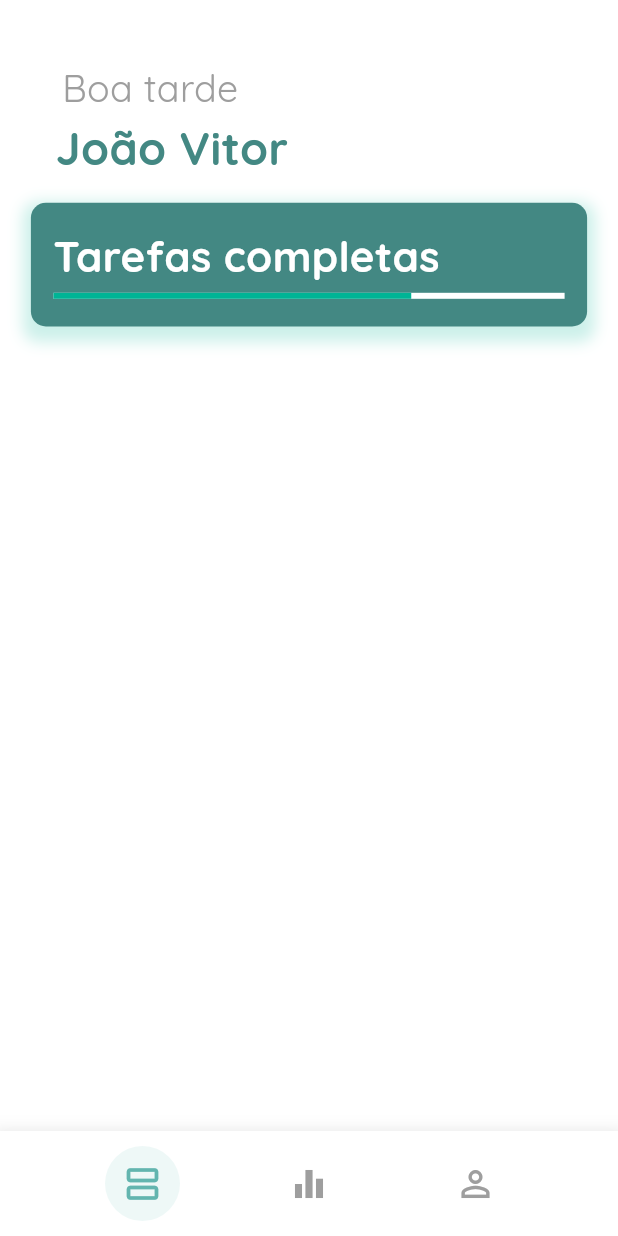
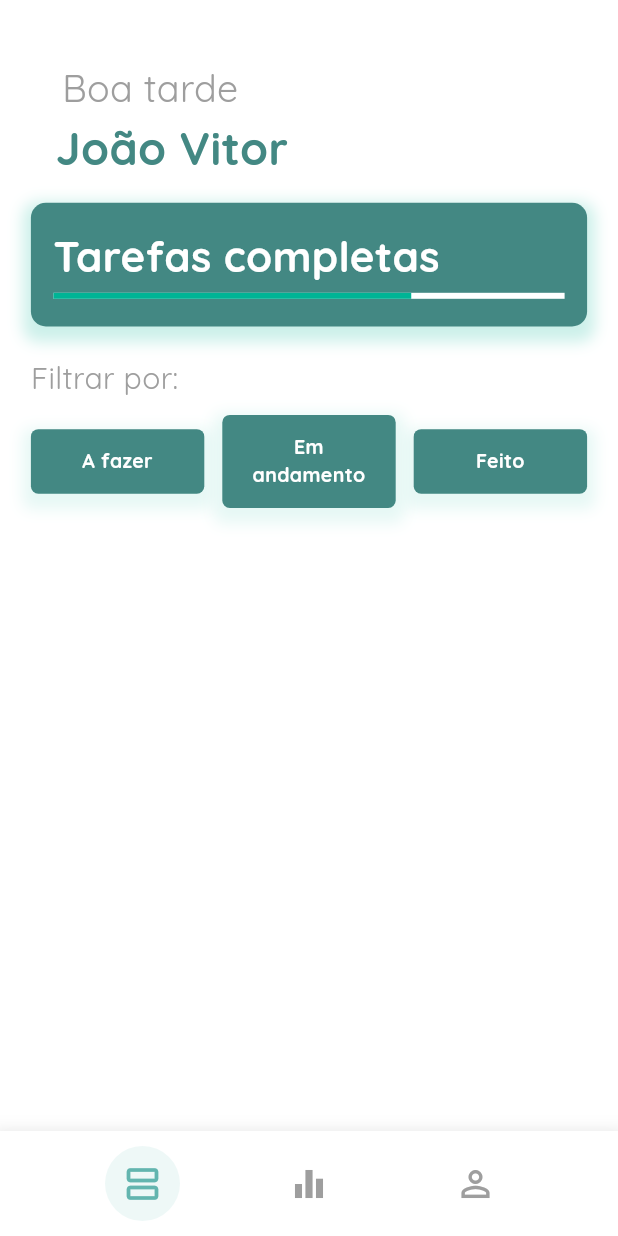
Before and after one commit to FirmianoGit/To-do-tasks-mobile-flutter, a Flutter app: the screen it shows after launch, on a phone screen of 412 x 824 dp. Run offline on Flutter 3.47's test engine with Material 3 defaults, Android fonts, the phone set to English and light mode, and no system bars; our stand-ins replace go_router.

Commit message:
Construida a UI dos filtros de Tarefas

```diff
--- a/financy/lib/routing/router.dart
+++ b/financy/lib/routing/router.dart
@@ -1,6 +1,6 @@
 import 'package:financy_app/routing/routes.dart';
 import 'package:financy_app/ui/LoginView/widget/login_screen.dart';
-import 'package:financy_app/ui/TasksView/widget/tasks_screen.dart';
+import 'package:financy_app/ui/TasksView/tasks_screen.dart';
 import 'package:financy_app/ui/WelcomeView/welcome_page.dart';
 import 'package:financy_app/ui/core/widgets/App_scaffold.dart';
 import 'package:financy_app/ui/teste/teste.dart';
--- a/financy/lib/ui/TasksView/widget/tasks_screen.dart
+++ b/financy/lib/ui/TasksView/tasks_screen.dart
@@ -1,3 +1,5 @@
+import 'package:financy_app/ui/TasksView/widget/Tastks_filter/filter_row.dart';
+import 'package:financy_app/ui/TasksView/widget/Tastks_filter/selectable_task_button.dart';
 import 'package:financy_app/ui/TasksView/widget/tasks_completed_widget.dart';
 import 'package:financy_app/ui/TasksView/widget/tasks_screen_top.dart';
 import 'package:financy_app/ui/core/theme/app_colors.dart';
@@ -11,12 +13,17 @@ class TasksScreen extends StatelessWidget {
     //TODO: Fazer toda a página Reativa e com estado
     final screenWidth = MediaQuery.of(context).size.width;
     final screenHeight = MediaQuery.of(context).size.height;
+
+    final totalWidth = screenWidth * 0.9;
+    final spacing = 12.0; // espaçamento entre os botões
+    final buttonWidth = (totalWidth - 2 * spacing) / 3;
+
     return Scaffold(
       body: Column(
         children: [
           TasksScreentop(screenHeight: screenHeight),
-          TasksCompletedWidget(
-              screenHeight: screenHeight, screenWidth: screenWidth)
+          TasksCompletedWidget(screenHeight: screenHeight, screenWidth: screenWidth),
+          Filtersrow(totalWidth: totalWidth, buttonWidth: buttonWidth)
         ],
       ),
       backgroundColor: AppColors.white,
--- /dev/null
+++ b/financy/lib/ui/TasksView/widget/Tastks_filter/filter_row.dart
@@ -0,0 +1,75 @@
+import 'package:financy_app/ui/TasksView/widget/Tastks_filter/selectable_task_button.dart';
+import 'package:financy_app/ui/core/theme/app_text_styles.dart';
+import 'package:flutter/material.dart';
+
+class Filtersrow extends StatelessWidget {
+  const Filtersrow({
+    super.key,
+    required this.totalWidth,
+    required this.buttonWidth,
+  });
+
+  final double totalWidth;
+  final double buttonWidth;
+
+  @override
+  Widget build(BuildContext context) {
+    return Padding(
+      padding: const EdgeInsets.symmetric(vertical: 20),
+      child: Center(
+        child: SizedBox(
+          width: totalWidth,
+          child: Column(
+            children: [
+              Align(
+                alignment: Alignment.centerLeft,
+                child: Padding(
+                  padding: const EdgeInsets.only(bottom: 10),
+                  child: Text(
+                    'Filtrar por:',
+                    style: AppTextStyles.thinText.copyWith(
+                      color: Colors.grey,
+                      fontSize: 20,
+                    ),
+                  ),
+                ),
+              ),
+              Row(
+                mainAxisAlignment: MainAxisAlignment.spaceBetween,
+                children: [
+                  SizedBox(
+                    width: buttonWidth,
+                    child: SelectableTaskButton(
+                      label: 'A fazer',
+                      onSelected: (index) {
+                        // lógica
+                      },
+                    ),
+                  ),
+                  SizedBox(
+                    width: buttonWidth,
+                    child: SelectableTaskButton(
+                      label: 'Em andamento',
+                      onSelected: (index) {
+                        // lógica
+                      },
+                    ),
+                  ),
+                  SizedBox(
+                    width: buttonWidth,
+                    child: SelectableTaskButton(
+                      label: 'Feito',
+                      onSelected: (index) {
+                        // lógica
+                      },
+                    ),
+                  ),
+                ],
+              ),
+            ],
+          ),
+        ),
+      ),
+    );
+  }
+}
--- /dev/null
+++ b/financy/lib/ui/TasksView/widget/Tastks_filter/selectable_task_button.dart
@@ -0,0 +1,70 @@
+import 'package:flutter/material.dart';
+import 'package:financy_app/ui/core/theme/app_colors.dart';
+import 'package:financy_app/ui/core/theme/app_text_styles.dart';
+
+class SelectableTaskButton extends StatefulWidget {
+  final String label;
+  final bool initiallySelected;
+  final void Function(bool isSelected)? onSelected;
+
+  const SelectableTaskButton({
+    super.key,
+    required this.label,
+    this.initiallySelected = false,
+    this.onSelected,
+  });
+
+  @override
+  State<SelectableTaskButton> createState() => _SelectableTaskButtonState();
+}
+
+class _SelectableTaskButtonState extends State<SelectableTaskButton> {
+  late bool isSelected;
+
+  @override
+  void initState() {
+    super.initState();
+    isSelected = widget.initiallySelected;
+  }
+
+  void toggleSelection() {
+    setState(() {
+      isSelected = !isSelected;
+    });
+    if (widget.onSelected != null) {
+      widget.onSelected!(isSelected);
+    }
+  }
+
+  @override
+  Widget build(BuildContext context) {
+    return GestureDetector(
+      onTap: toggleSelection,
+      child: AnimatedContainer(
+        duration: const Duration(milliseconds: 200),
+        padding: const EdgeInsets.symmetric(vertical: 12, horizontal: 10),
+        decoration: BoxDecoration(
+          borderRadius: BorderRadius.circular(5),
+          color: isSelected ? AppColors.green : AppColors.greenLightTwo,
+          boxShadow: [
+            BoxShadow(
+              color: AppColors.green.withAlpha(25), // ~10% de opacidade
+              spreadRadius: 5,
+              blurRadius: 8,
+              offset: const Offset(0, 5),
+            ),
+          ],
+        ),
+        child: Text(
+          widget.label,
+          style: AppTextStyles.midText.copyWith(
+            color: AppColors.white,
+            fontSize: 13,
+
+          ),
+          textAlign: TextAlign.center,
+        ),
+      ),
+    );
+  }
+}
```
